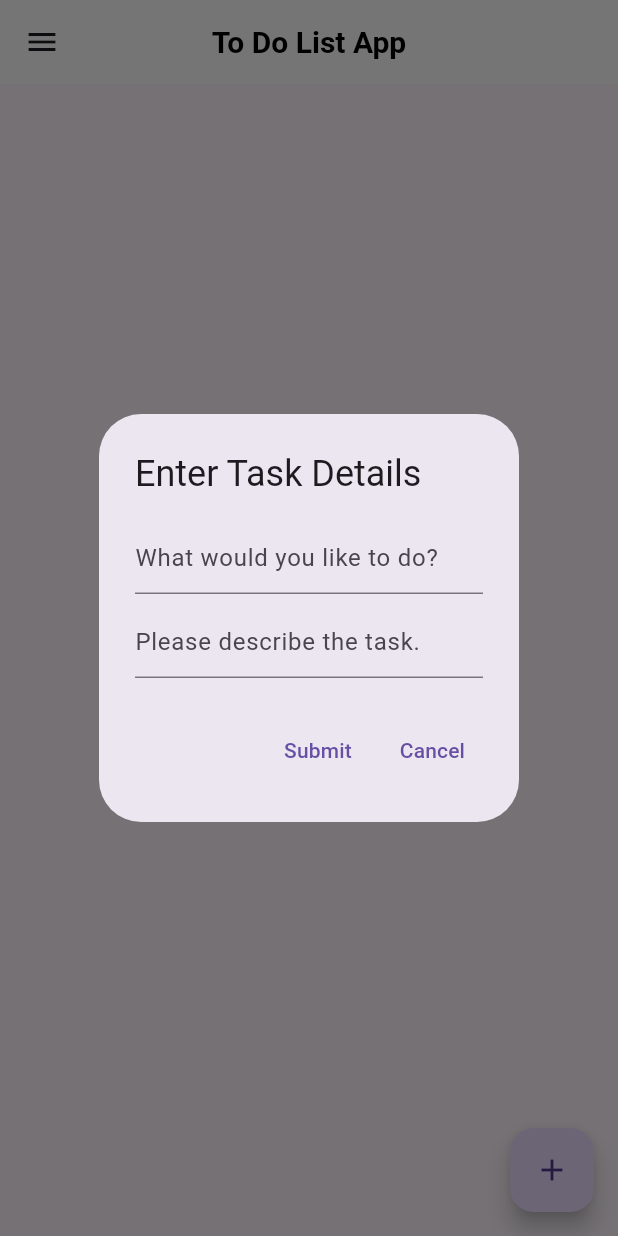
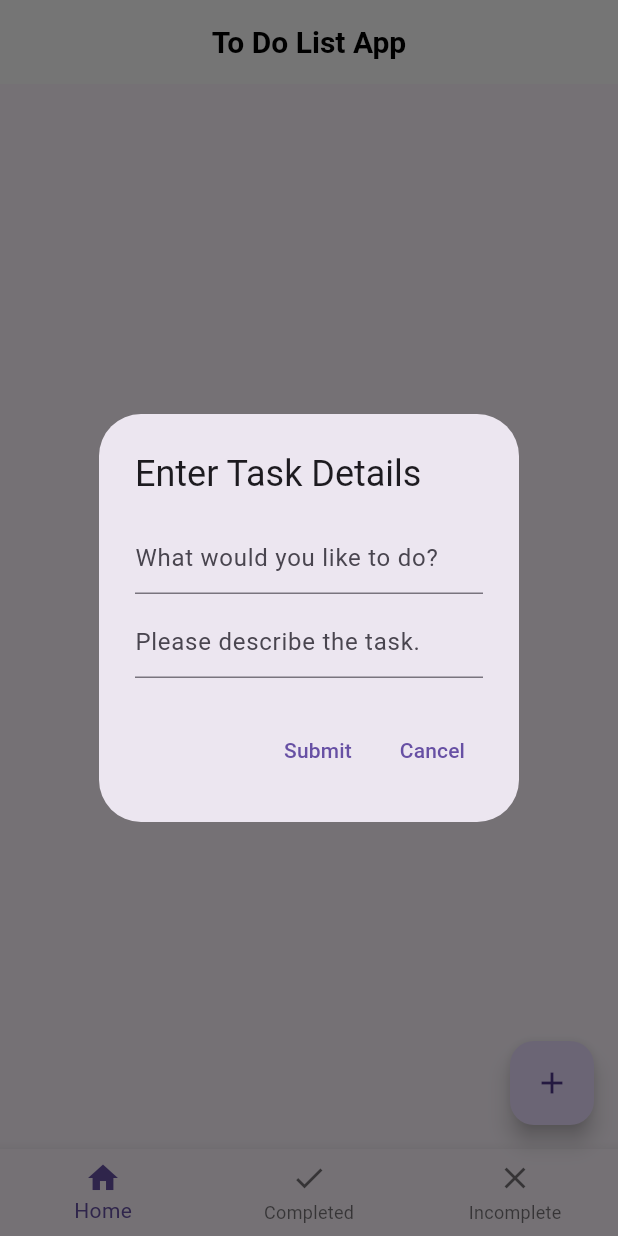
Before and after one commit to anilatici/ToDoApp, a Flutter app: the screen it shows after launch, after a tap on the "add" icon, on a phone screen of 412 x 824 dp. Run offline on Flutter 3.47's test engine with Material 3 defaults, Android fonts, the phone set to English and light mode, and no system bars; our stand-ins replace firebase_core, firebase_database; accounts and stored records are empty; generated files the repository leaves out were written again.

Commit message:
Replace drawer with bottom navbar and apply dart fixes

```diff
--- a/to_do_list/lib/pages/home.dart
+++ b/to_do_list/lib/pages/home.dart
@@ -1,11 +1,8 @@
-import 'package:figma_squircle/figma_squircle.dart';
 import 'package:firebase_database/firebase_database.dart';
 import 'package:flutter/material.dart';
 import 'package:to_do_list/models/task.dart';
-import 'package:firebase_core/firebase_core.dart';
 import 'package:to_do_list/pages/complete_tasks.dart';
 import 'package:to_do_list/pages/incomplete_tasks.dart';
-import '../firebase_options.dart';
 
 class HomePage extends StatefulWidget {
   const HomePage({super.key});
@@ -15,12 +12,13 @@ class HomePage extends StatefulWidget {
 }
 
 class _HomePageState extends State<HomePage> {
+  int _selectedIndex = 0;
   final List<Task> _incompletedTasks = [];
   final List<Task> _completedTasks = [];
   final TextEditingController _titleController = TextEditingController();
   final TextEditingController _descriptionController = TextEditingController();
 
-  late DatabaseReference _dbRef =
+  late final DatabaseReference _dbRef =
       FirebaseDatabase.instance.ref().child("tasks");
 
   void _addTask() {
@@ -59,20 +57,20 @@ class _HomePageState extends State<HomePage> {
       context: context,
       builder: (BuildContext context) {
         return AlertDialog(
-          title: Text("Enter Task Details"),
+          title: const Text("Enter Task Details"),
           content: Column(
             mainAxisSize: MainAxisSize.min,
             children: [
               TextField(
                 controller: _titleController,
-                decoration: InputDecoration(
+                decoration: const InputDecoration(
                   hintText: "What would you like to do?",
                 ),
               ),
-              SizedBox(height: 8.0),
+              const SizedBox(height: 8.0),
               TextField(
                 controller: _descriptionController,
-                decoration: InputDecoration(
+                decoration: const InputDecoration(
                   hintText: "Please describe the task.",
                 ),
               ),
@@ -84,13 +82,13 @@ class _HomePageState extends State<HomePage> {
                 _addTask();
                 Navigator.of(context).pop();
               },
-              child: Text("Submit"),
+              child: const Text("Submit"),
             ),
             TextButton(
               onPressed: () {
                 Navigator.of(context).pop();
               },
-              child: Text("Cancel"),
+              child: const Text("Cancel"),
             ),
           ],
         );
@@ -102,70 +100,99 @@ class _HomePageState extends State<HomePage> {
 Widget build(BuildContext context) {
   return Scaffold(
     appBar: MyAppBar(),
-      drawer: Drawer(
-          child: ListView(padding: EdgeInsets.zero, children: [
-        SizedBox(
-          height: 125.0,
-          child: DrawerHeader(
-            decoration: ShapeDecoration(
-                color: Colors.grey,
-                shape: SmoothRectangleBorder(
-                    borderRadius: SmoothBorderRadius(
-                  cornerRadius: 10,
-                  cornerSmoothing: 0.5,
-                ))),
-            child: const Text('To Do Menu'),
-          ),
-        ),
-        ListTile(
-          title: const Text('Home Page'),
-          onTap: () {
-            Navigator.push(
-              context,
-              MaterialPageRoute(builder: (context) => HomePage()),
-            );
-          },
-        ),
-        ListTile(
-          title: const Text('Incomplete Tasks'),
-          onTap: () {
-            Navigator.push(
-              context,
-              MaterialPageRoute(builder: (context) => IncompleteTasksScreen()),
-            );
-          },
-        ),
-        ListTile(
-          title: const Text('Completed Tasks'),
-          onTap: () {
-            Navigator.push(
-              context,
-              MaterialPageRoute(builder: (context) => CompletedTasksScreen()),
-            );
-          },
-        ),
-      ])),
-      body: Column(
+    body: IndexedStack(
+      index: _selectedIndex,
       children: [
-          Expanded(child: _taskList()),
+        _taskList(),
+        CompletedTasksScreen(),
+        IncompleteTasksScreen(),
       ],
     ),
     floatingActionButton: FloatingActionButton(
       onPressed: () {
         _formPopup(context);
       },
-        child: Icon(Icons.add),
+      child: const Icon(Icons.add),
+    ),
+    bottomNavigationBar: BottomNavigationBar(
+      currentIndex: _selectedIndex,
+      onTap: (int index) {
+        setState(() {
+          _selectedIndex = index;
+        });
+      },
+      items: const [
+        BottomNavigationBarItem(
+          icon: Icon(Icons.home),
+          label: 'Home',
+        ),
+        BottomNavigationBarItem(
+          icon: Icon(Icons.check),
+          label: 'Completed',
+        ),
+        BottomNavigationBarItem(
+          icon: Icon(Icons.clear),
+          label: 'Incomplete',
+        ),
+      ],
     ),
   );
 }
+
+
+  // Drawer test(BuildContext context) {
+  //   return Drawer(
+  //       child: ListView(padding: EdgeInsets.zero, children: [
+  //     SizedBox(
+  //       height: 125.0,
+  //       child: DrawerHeader(
+  //         decoration: ShapeDecoration(
+  //             color: Colors.grey,
+  //             shape: SmoothRectangleBorder(
+  //                 borderRadius: SmoothBorderRadius(
+  //               cornerRadius: 10,
+  //               cornerSmoothing: 0.5,
+  //             ))),
+  //         child: const Text('To Do Menu'),
+  //       ),
+  //     ),
+  //     ListTile(
+  //       title: const Text('Home Page'),
+  //       onTap: () {
+  //         Navigator.push(
+  //           context,
+  //           MaterialPageRoute(builder: (context) => const HomePage()),
+  //         );
+  //       },
+  //     ),
+  //     ListTile(
+  //       title: const Text('Incomplete Tasks'),
+  //       onTap: () {
+  //         Navigator.push(
+  //           context,
+  //           MaterialPageRoute(builder: (context) => IncompleteTasksScreen()),
+  //         );
+  //       },
+  //     ),
+  //     ListTile(
+  //       title: const Text('Completed Tasks'),
+  //       onTap: () {
+  //         Navigator.push(
+  //           context,
+  //           MaterialPageRoute(builder: (context) => CompletedTasksScreen()),
+  //         );
+  //       },
+  //     ),
+  //   ]));
+  // }
 
 // display tasks by mapping through the list based on their completion status
   Widget _taskList() {
     return ListView(
       children: [
         if (_incompletedTasks.isNotEmpty) ...[
-          Padding(
-            padding: const EdgeInsets.all(8.0),
+          const Padding(
+            padding: EdgeInsets.all(8.0),
             child: Text(
               "Incomplete Tasks",
               style: TextStyle(fontSize: 18, fontWeight: FontWeight.bold),
@@ -177,8 +204,8 @@ class _HomePageState extends State<HomePage> {
               )),
         ],
         if (_completedTasks.isNotEmpty) ...[
-          Padding(
-            padding: const EdgeInsets.all(8.0),
+          const Padding(
+            padding: EdgeInsets.all(8.0),
             child: Text(
               "Completed Tasks",
               style: TextStyle(fontSize: 18, fontWeight: FontWeight.bold),
@@ -195,7 +222,7 @@ class _HomePageState extends State<HomePage> {
 
   AppBar MyAppBar() {
     return AppBar(
-      title: Text(
+      title: const Text(
         "To Do List App",
         style: TextStyle(
           color: Colors.black,
```
Lines whose indentation alone changed are shown as unchanged.
